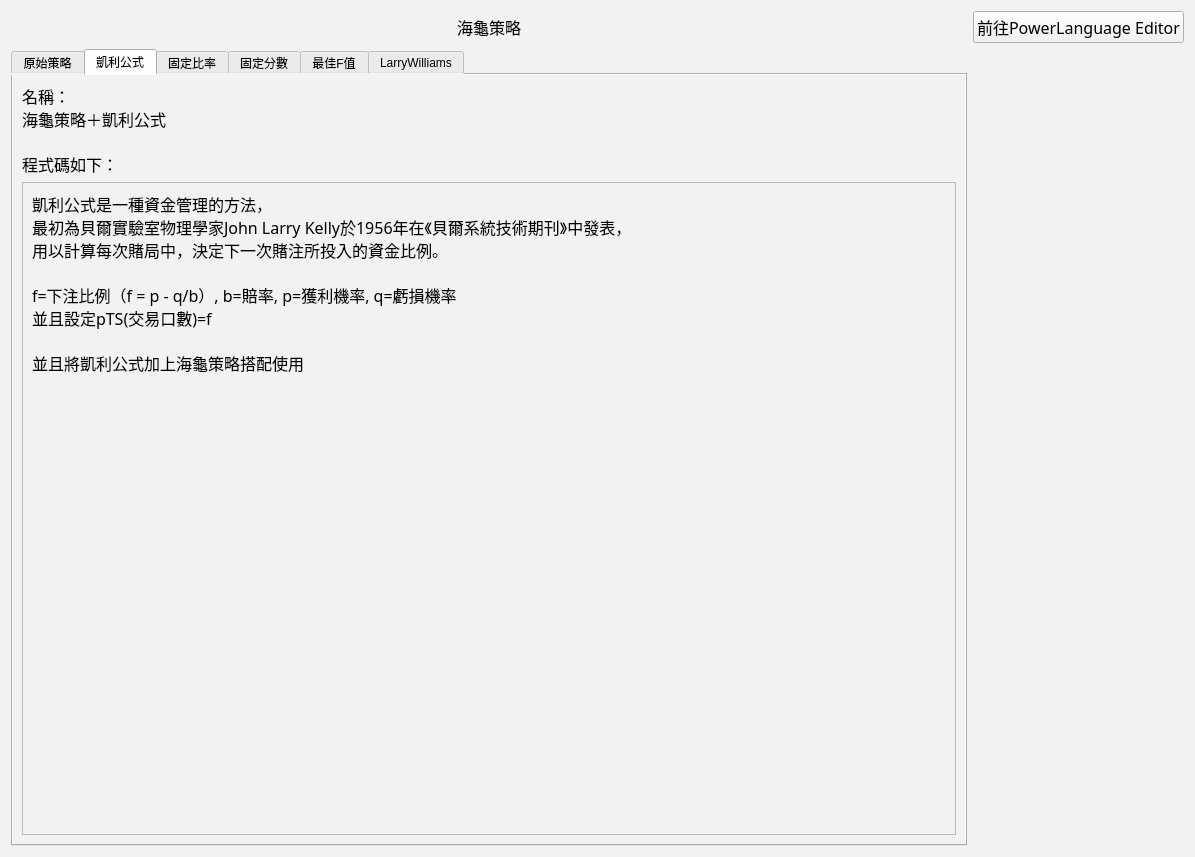
Old version of the form Turtle30k_Strategies_UI.ui in the repository allen93075/Winner.
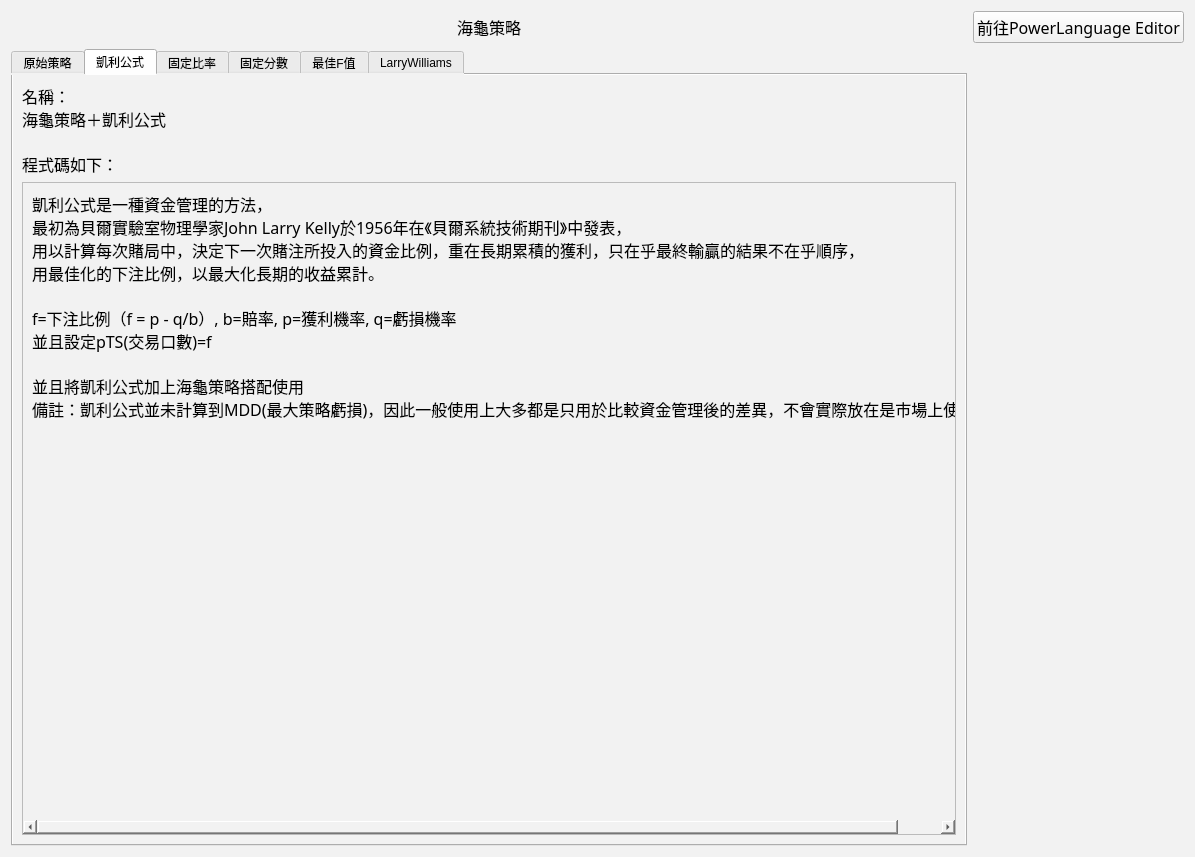
New version of the form. The open tabs and pages were chosen to show the change.

Commit message: 資金管理(Kelly)內容修改

The edit to the form file:
```diff
--- a/Turtle30k_Strategies_UI.ui
+++ b/Turtle30k_Strategies_UI.ui
@@ -194,12 +194,14 @@
              <property name="text">
               <string>凱利公式是一種資金管理的方法，
 最初為貝爾實驗室物理學家John Larry Kelly於1956年在《貝爾系統技術期刊》中發表，
-用以計算每次賭局中，決定下一次賭注所投入的資金比例。
+用以計算每次賭局中，決定下一次賭注所投入的資金比例，重在長期累積的獲利，只在乎最終輸贏的結果不在乎順序，
+用最佳化的下注比例，以最大化長期的收益累計。
 
 f=下注比例（f = p - q/b）, b=賠率, p=獲利機率, q=虧損機率
 並且設定pTS(交易口數)=f
 
 並且將凱利公式加上海龜策略搭配使用
+備註：凱利公式並未計算到MDD(最大策略虧損)，因此一般使用上大多都是只用於比較資金管理後的差異，不會實際放在是市場上使用。
 </string>
              </property>
              <property name="alignment">
```
The commit also changes 11 other files.
